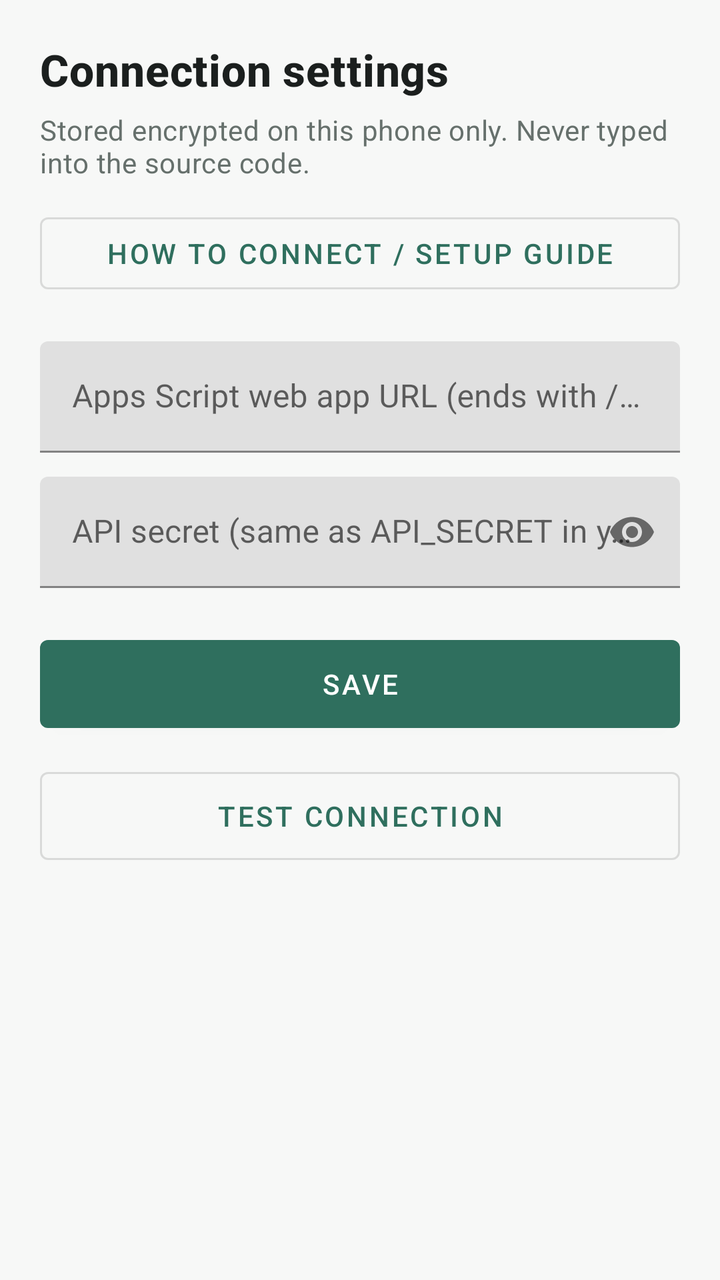
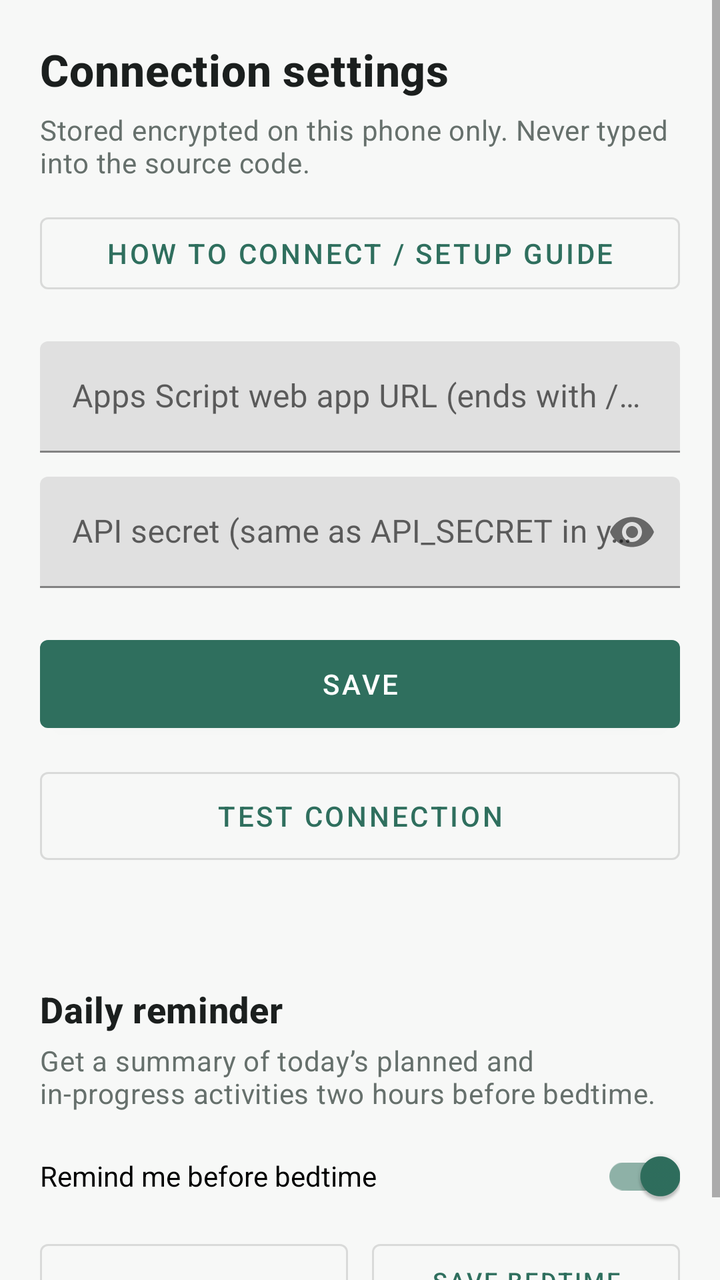

Two renders of the same Android screen: before a commit and after it. Below are the layout's source before the change and the commit's diff.
<!-- AndroidManifest.xml: application theme Theme.Tracker -->
<!-- res/layout/activity_settings.xml -->
<?xml version="1.0" encoding="utf-8"?>
<ScrollView xmlns:android="http://schemas.android.com/apk/res/android"
    android:layout_width="match_parent"
    android:layout_height="match_parent">

    <LinearLayout
        android:layout_width="match_parent"
        android:layout_height="wrap_content"
        android:orientation="vertical"
        android:padding="20dp">

        <TextView
            style="@style/Tracker.Heading"
            android:layout_width="wrap_content"
            android:layout_height="wrap_content"
            android:text="@string/settings_title"
            android:textSize="22sp"
            android:textStyle="bold" />

        <TextView
            style="@style/Tracker.Muted"
            android:layout_width="match_parent"
            android:layout_height="wrap_content"
            android:layout_marginTop="6dp"
            android:text="Stored encrypted on this phone only. Never typed into the source code." />

        <com.google.android.material.button.MaterialButton
            android:id="@+id/setupGuideButton"
            style="@style/Widget.MaterialComponents.Button.OutlinedButton"
            android:layout_width="match_parent"
            android:layout_height="wrap_content"
            android:layout_marginTop="12dp"
            android:text="@string/how_to_connect" />

        <com.google.android.material.textfield.TextInputLayout
            android:layout_width="match_parent"
            android:layout_height="wrap_content"
            android:layout_marginTop="20dp"
            android:hint="@string/api_url">

            <com.google.android.material.textfield.TextInputEditText
                android:id="@+id/urlInput"
                android:layout_width="match_parent"
                android:layout_height="wrap_content"
                android:inputType="textUri" />
        </com.google.android.material.textfield.TextInputLayout>

        <com.google.android.material.textfield.TextInputLayout
            android:layout_width="match_parent"
            android:layout_height="wrap_content"
            android:layout_marginTop="12dp"
            android:hint="@string/api_token"
            app:endIconMode="password_toggle"
            xmlns:app="http://schemas.android.com/apk/res-auto">

            <com.google.android.material.textfield.TextInputEditText
                android:id="@+id/tokenInput"
                android:layout_width="match_parent"
                android:layout_height="wrap_content"
                android:inputType="textPassword" />
        </com.google.android.material.textfield.TextInputLayout>

        <com.google.android.material.button.MaterialButton
            android:id="@+id/saveButton"
            android:layout_width="match_parent"
            android:layout_height="56dp"
            android:layout_marginTop="20dp"
            android:text="@string/save" />

        <com.google.android.material.button.MaterialButton
            android:id="@+id/testButton"
            style="@style/Widget.MaterialComponents.Button.OutlinedButton"
            android:layout_width="match_parent"
            android:layout_height="56dp"
            android:layout_marginTop="10dp"
            android:text="@string/test_connection" />

        <TextView
            android:id="@+id/resultText"
            android:layout_width="match_parent"
            android:layout_height="wrap_content"
            android:layout_marginTop="14dp"
            android:textSize="15sp" />
    </LinearLayout>
</ScrollView>
<!-- resources referenced by this layout -->
<resources>
  <string name="api_token">API secret (same as API_SECRET in your script)</string>
  <string name="api_url">Apps Script web app URL (ends with /exec)</string>
  <string name="how_to_connect">How to connect / Setup guide</string>
  <string name="save">Save</string>
  <string name="settings_title">Connection settings</string>
  <string name="test_connection">Test connection</string>
  <style name="Tracker.Heading" parent="TextAppearance.MaterialComponents.Headline6">
          <item name="android:textColor">@color/ink</item>
      </style>
  <style name="Tracker.Muted" parent="TextAppearance.MaterialComponents.Body2">
          <item name="android:textColor">@color/muted</item>
      </style>
  <style name="Theme.Tracker" parent="Theme.MaterialComponents.Light.NoActionBar">
          <item name="colorPrimary">@color/brand</item>
          <item name="colorPrimaryVariant">@color/brand_dark</item>
          <item name="colorOnPrimary">@android:color/white</item>
          <item name="colorSecondary">@color/brand</item>
          <item name="android:windowBackground">@color/surface</item>
          <item name="android:statusBarColor">@color/surface</item>
          <item name="android:windowLightStatusBar">true</item>
          <item name="android:textColorPrimary">@color/ink</item>
      </style>
  <color name="ink">#1B1F1E</color>
  <color name="muted">#66706C</color>
  <color name="brand">#2F6F5E</color>
  <color name="brand_dark">#1E4D40</color>
  <color name="surface">#F7F8F7</color>
</resources>

<!-- the commit's change to res/layout/activity_settings.xml (unified diff, before → after) -->
@@ -81,5 +81,66 @@
             android:layout_height="wrap_content"
             android:layout_marginTop="14dp"
             android:textSize="15sp" />
+
+        <TextView
+            style="@style/Tracker.Heading"
+            android:layout_width="wrap_content"
+            android:layout_height="wrap_content"
+            android:layout_marginTop="22dp"
+            android:text="@string/daily_reminder_title"
+            android:textSize="18sp"
+            android:textStyle="bold" />
+
+        <TextView
+            style="@style/Tracker.Muted"
+            android:layout_width="match_parent"
+            android:layout_height="wrap_content"
+            android:layout_marginTop="4dp"
+            android:text="@string/daily_reminder_description" />
+
+        <com.google.android.material.switchmaterial.SwitchMaterial
+            android:id="@+id/dailyReminderSwitch"
+            android:layout_width="match_parent"
+            android:layout_height="wrap_content"
+            android:layout_marginTop="8dp"
+            android:checked="true"
+            android:text="@string/daily_reminder_enabled" />
+
+        <LinearLayout
+            android:layout_width="match_parent"
+            android:layout_height="wrap_content"
+            android:layout_marginTop="4dp"
+            android:gravity="center_vertical"
+            android:orientation="horizontal">
+
+            <com.google.android.material.button.MaterialButton
+                android:id="@+id/bedtimeButton"
+                style="@style/Widget.MaterialComponents.Button.OutlinedButton"
+                android:layout_width="0dp"
+                android:layout_height="48dp"
+                android:layout_marginEnd="6dp"
+                android:layout_weight="1"
+                android:insetLeft="0dp"
+                android:insetRight="0dp"
+                android:maxLines="1"
+                android:paddingLeft="4dp"
+                android:paddingRight="4dp"
+                android:textSize="12sp" />
+
+            <com.google.android.material.button.MaterialButton
+                android:id="@+id/saveBedtimeButton"
+                style="@style/Widget.MaterialComponents.Button.OutlinedButton"
+                android:layout_width="0dp"
+                android:layout_height="48dp"
+                android:layout_marginStart="6dp"
+                android:layout_weight="1"
+                android:insetLeft="0dp"
+                android:insetRight="0dp"
+                android:maxLines="1"
+                android:paddingLeft="4dp"
+                android:paddingRight="4dp"
+                android:text="@string/save_bedtime_reminder"
+                android:textSize="12sp" />
+        </LinearLayout>
     </LinearLayout>
 </ScrollView>
<!-- resource entries referenced after the edit -->
@@ -2,8 +2,12 @@
 <resources>
   <string name="api_token">API secret (same as API_SECRET in your script)</string>
   <string name="api_url">Apps Script web app URL (ends with /exec)</string>
+  <string name="daily_reminder_description">Get a summary of today’s planned and in-progress activities two hours before bedtime.</string>
+  <string name="daily_reminder_enabled">Remind me before bedtime</string>
+  <string name="daily_reminder_title">Daily reminder</string>
   <string name="how_to_connect">How to connect / Setup guide</string>
   <string name="save">Save</string>
+  <string name="save_bedtime_reminder">Save bedtime reminder</string>
   <string name="settings_title">Connection settings</string>
   <string name="test_connection">Test connection</string>
   <style name="Tracker.Heading" parent="TextAppearance.MaterialComponents.Headline6">
